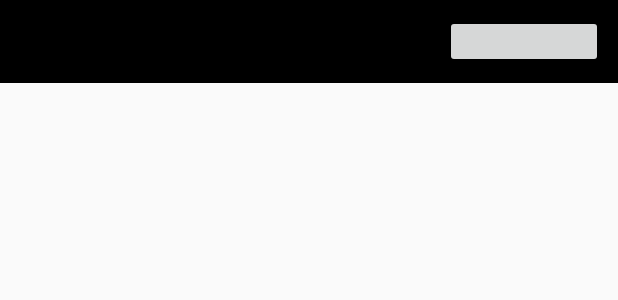
After one commit to ElinaKhasanova/androidHomework, an Android app: the layout fragment_list.xml on its own in the app's theme, with its tools: preview values and no code run, on a phone screen of 412 x 824 dp. The commit adds this screen. Shown: the top 300 px of the screen. Run offline under Robolectric (Android 15) with nearby library versions, the phone set to English and light mode, and no system bars.

Commit message:
Bottom Navigation, View Pager, Fragments

```diff
--- a/BottomNavigation/app/src/main/java/com/example/elina/bottomnavigation/PageFragment.java
+++ b/BottomNavigation/app/src/main/java/com/example/elina/bottomnavigation/PageFragment.java
@@ -14,7 +14,7 @@ public class PageFragment extends Fragment {
 
     public static PageFragment newInstance(int page) {
         PageFragment fragment = new PageFragment();
-        Bundle args=new Bundle();
+        Bundle args = new Bundle();
         args.putInt("num", page);
         fragment.setArguments(args);
         return fragment;
@@ -37,7 +37,7 @@ public class PageFragment extends Fragment {
     public View onCreateView(LayoutInflater inflater, ViewGroup container,
                              Bundle savedInstanceState) {
         View result=inflater.inflate(R.layout.fragment_page, container, false);
-        TextView pageHeader=(TextView)result.findViewById(R.id.displayText);
+        TextView pageHeader = result.findViewById(R.id.displayText);
         String header = String.format("Фрагмент № %d", pageNumber + 1);
         pageHeader.setText(header);
         return result;
--- /dev/null
+++ b/BottomNavigation/app/src/main/res/layout/fragment_list.xml
@@ -0,0 +1,47 @@
+<?xml version="1.0" encoding="utf-8"?>
+<android.support.constraint.ConstraintLayout
+    xmlns:android="http://schemas.android.com/apk/res/android" android:layout_width="match_parent"
+    android:layout_height="match_parent">
+
+    <LinearLayout xmlns:android="http://schemas.android.com/apk/res/android"
+        xmlns:app="http://schemas.android.com/apk/res-auto"
+        xmlns:tools="http://schemas.android.com/tools"
+        android:id="@+id/linearLayout"
+        android:layout_width="match_parent"
+        android:layout_height="match_parent"
+        android:orientation="vertical"
+        tools:context=".fragments.ListFragment">
+
+        <android.support.v7.widget.Toolbar
+            android:id="@+id/toolbar"
+            android:layout_width="match_parent"
+            android:layout_height="55dp"
+            android:background="@android:color/black">
+
+            <RelativeLayout
+                android:layout_width="match_parent"
+                android:layout_height="match_parent">
+
+                <Button
+                    android:id="@+id/btn_sort"
+                    android:layout_width="105dp"
+                    android:layout_height="35dp"
+                    android:layout_alignParentEnd="true"
+                    android:layout_alignParentRight="true"
+                    android:layout_centerInParent="true"
+                    android:layout_marginEnd="10dp"
+                    android:layout_marginRight="10dp" />
+
+            </RelativeLayout>
+
+        </android.support.v7.widget.Toolbar>
+
+        <android.support.v7.widget.RecyclerView
+            android:id="@+id/list"
+            android:layout_width="match_parent"
+            android:layout_height="match_parent"
+            app:layoutManager="android.support.v7.widget.LinearLayoutManager" />
+
+    </LinearLayout>
+
+</android.support.constraint.ConstraintLayout>
--- a/BottomNavigation/app/src/main/res/layout/item.xml
+++ b/BottomNavigation/app/src/main/res/layout/item.xml
@@ -1,7 +1,6 @@
 <?xml version="1.0" encoding="utf-8"?>
 
 <android.support.constraint.ConstraintLayout xmlns:android="http://schemas.android.com/apk/res/android"
-    xmlns:app="http://schemas.android.com/apk/res-auto"
     xmlns:tools="http://schemas.android.com/tools"
     android:id="@+id/container"
     android:layout_width="match_parent"
```
Also changed, not shown: BottomNavigation/app/src/main/java/com/example/elina/bottomnavigation/BookDiffUtil.java (+0 -15 lines), BottomNavigation/app/src/main/java/com/example/elina/bottomnavigation/CVAdapter.java (+9 -4 lines), BottomNavigation/app/src/main/java/com/example/elina/bottomnavigation/HomeFragment.java (added, +15 -0 lines), BottomNavigation/app/src/main/java/com/example/elina/bottomnavigation/ListFragment.java (added, +35 -0 lines), BottomNavigation/app/src/main/java/com/example/elina/bottomnavigation/MainActivity.java (+21 -43 lines), BottomNavigation/app/src/main/java/com/example/elina/bottomnavigation/SortAlphabet.java (added, +13 -0 lines), BottomNavigation/app/src/main/res/layout/activity_main.xml (+7 -9 lines), BottomNavigation/app/src/main/res/layout/fragment_home.xml (added, +18 -0 lines).
